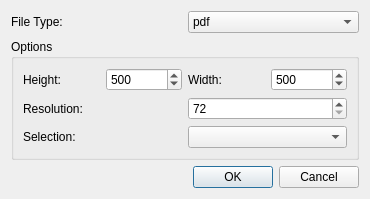
Before: the Qt Designer form src/export.ui in iPenguin/CrochetCharts, drawn with Qt 5.
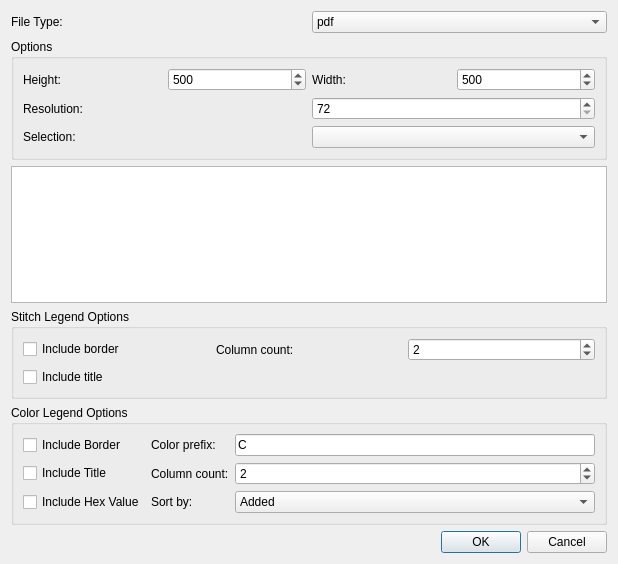
After: the same form once the commit is applied.

Commit message:
Added the legends to the export ui.
Included ability to change the legend properties on the fly.

The edit to the form file:
```diff
--- a/src/export.ui
+++ b/src/export.ui
@@ -6,8 +6,8 @@
    <rect>
     <x>0</x>
     <y>0</y>
-    <width>370</width>
-    <height>188</height>
+    <width>618</width>
+    <height>564</height>
    </rect>
   </property>
   <property name="windowTitle">
@@ -168,6 +168,142 @@
      </layout>
     </widget>
    </item>
+   <item>
+    <widget class="QGraphicsView" name="legendView"/>
+   </item>
+   <item>
+    <widget class="QGroupBox" name="stitchLegendOptions">
+     <property name="title">
+      <string>Stitch Legend Options</string>
+     </property>
+     <layout class="QGridLayout" name="gridLayout_2">
+      <item row="0" column="0">
+       <widget class="QCheckBox" name="stitchBorder">
+        <property name="text">
+         <string>Include border</string>
+        </property>
+       </widget>
+      </item>
+      <item row="1" column="0">
+       <widget class="QCheckBox" name="stitchTitle">
+        <property name="text">
+         <string>Include title</string>
+        </property>
+       </widget>
+      </item>
+      <item row="0" column="2">
+       <widget class="QSpinBox" name="stitchColumns">
+        <property name="minimum">
+         <number>1</number>
+        </property>
+        <property name="maximum">
+         <number>10</number>
+        </property>
+        <property name="value">
+         <number>2</number>
+        </property>
+       </widget>
+      </item>
+      <item row="0" column="1">
+       <widget class="QLabel" name="label_4">
+        <property name="text">
+         <string>Column count:</string>
+        </property>
+       </widget>
+      </item>
+     </layout>
+    </widget>
+   </item>
+   <item>
+    <widget class="QGroupBox" name="colorLegendOptions">
+     <property name="title">
+      <string>Color Legend Options</string>
+     </property>
+     <layout class="QGridLayout" name="gridLayout">
+      <item row="0" column="0">
+       <widget class="QCheckBox" name="colorBorder">
+        <property name="text">
+         <string>Include Border</string>
+        </property>
+       </widget>
+      </item>
+      <item row="1" column="0">
+       <widget class="QCheckBox" name="colorTitle">
+        <property name="text">
+         <string>Include Title</string>
+        </property>
+       </widget>
+      </item>
+      <item row="2" column="0">
+       <widget class="QCheckBox" name="colorHexValue">
+        <property name="text">
+         <string>Include Hex Value</string>
+        </property>
+       </widget>
+      </item>
+      <item row="0" column="2">
+       <widget class="QLineEdit" name="colorPrefix">
+        <property name="text">
+         <string>C</string>
+        </property>
+       </widget>
+      </item>
+      <item row="0" column="1">
+       <widget class="QLabel" name="label">
+        <property name="text">
+         <string>Color prefix:</string>
+        </property>
+       </widget>
+      </item>
+      <item row="1" column="2">
+       <widget class="QSpinBox" name="colorColumns">
+        <property name="minimum">
+         <number>1</number>
+        </property>
+        <property name="maximum">
+         <number>10</number>
+        </property>
+        <property name="value">
+         <number>2</number>
+        </property>
+       </widget>
+      </item>
+      <item row="1" column="1">
+       <widget class="QLabel" name="label_2">
+        <property name="text">
+         <string>Column count:</string>
+        </property>
+       </widget>
+      </item>
+      <item row="2" column="2">
+       <widget class="QComboBox" name="colorSortBy">
+        <item>
+         <property name="text">
+          <string>Added</string>
+         </property>
+        </item>
+        <item>
+         <property name="text">
+          <string>Color</string>
+         </property>
+        </item>
+        <item>
+         <property name="text">
+          <string>Quantity</string>
+         </property>
+        </item>
+       </widget>
+      </item>
+      <item row="2" column="1">
+       <widget class="QLabel" name="label_3">
+        <property name="text">
+         <string>Sort by:</string>
+        </property>
+       </widget>
+      </item>
+     </layout>
+    </widget>
+   </item>
    <item>
     <widget class="QDialogButtonBox" name="buttonBox">
      <property name="orientation">
```
The commit also changes 4 other files.
